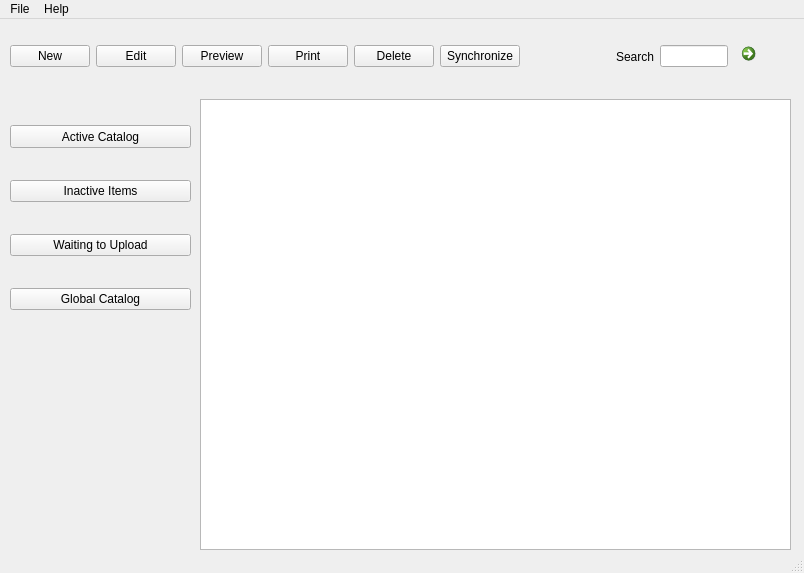
First picture: the form in real_gui.ui, repository jwfraustro/laughing-waddle, before the edit.
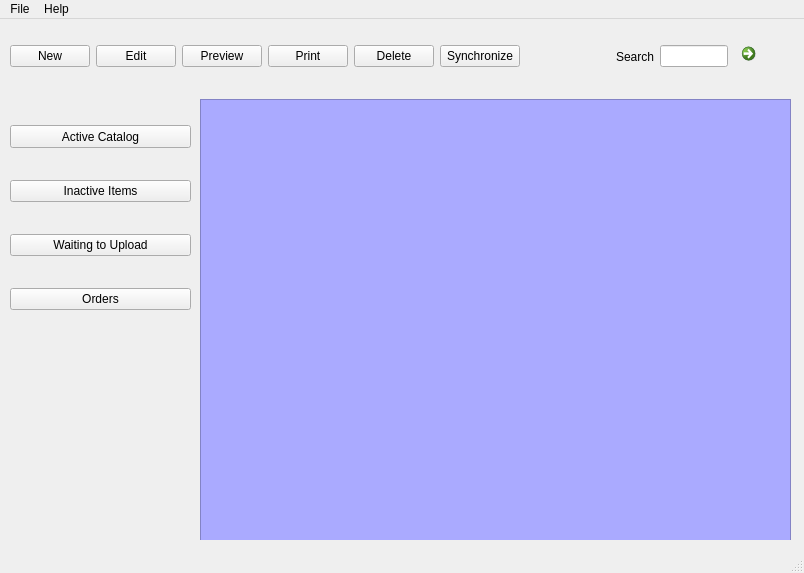
Second picture: the form after the edit. Icons and pictures are not drawn.

Commit message: Added login form.

Diff of the .ui file:
```diff
--- a/real_gui.ui
+++ b/real_gui.ui
@@ -93,7 +93,7 @@
      <item>
       <widget class="QPushButton" name="global_button">
        <property name="text">
-        <string>Global Catalog</string>
+        <string>Orders</string>
        </property>
        <attribute name="buttonGroup">
         <string notr="true">main_view_group</string>
@@ -248,12 +248,27 @@
      </item>
     </layout>
    </widget>
-   <widget class="QTableView" name="catalog_table">
+   <widget class="QFrame" name="frame">
     <property name="geometry">
      <rect>
       <x>200</x>
       <y>80</y>
       <width>591</width>
+      <height>441</height>
+     </rect>
+    </property>
+    <property name="frameShape">
+     <enum>QFrame::NoFrame</enum>
+    </property>
+    <property name="frameShadow">
+     <enum>QFrame::Raised</enum>
+    </property>
+    <widget class="QTableView" name="catalog_table">
+     <property name="geometry">
+      <rect>
+       <x>0</x>
+       <y>0</y>
+       <width>591</width>
       <height>451</height>
      </rect>
     </property>
@@ -263,6 +278,9 @@
     <property name="contextMenuPolicy">
      <enum>Qt::CustomContextMenu</enum>
     </property>
+     <property name="styleSheet">
+      <string notr="true">background-color: rgb(170, 170, 255);</string>
+     </property>
     <property name="sortingEnabled">
      <bool>true</bool>
     </property>
@@ -270,6 +288,20 @@
      <bool>false</bool>
     </attribute>
    </widget>
+    <widget class="QListWidget" name="orders_list">
+     <property name="geometry">
+      <rect>
+       <x>0</x>
+       <y>0</y>
+       <width>591</width>
+       <height>451</height>
+      </rect>
+     </property>
+     <property name="styleSheet">
+      <string notr="true">background-color: rgb(170, 170, 255);</string>
+     </property>
+    </widget>
+   </widget>
   </widget>
   <widget class="QMenuBar" name="menubar">
    <property name="geometry">
```
Left out of the diff: 6 changed lines with no effect on the pictures. Lines whose indentation alone changed are shown as unchanged. The commit also changes 4 other files.
